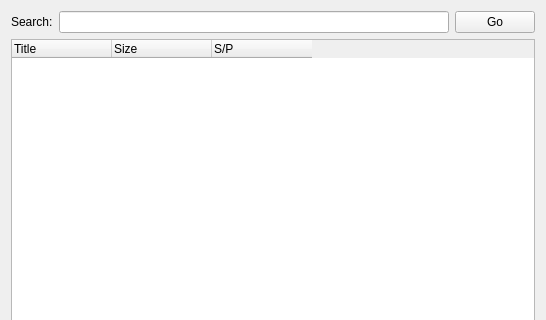
Qt form ztorrent.ui (viranch/ztorrent) before a commit; both pictures show x 0 to 546 and y 0 to 320 of the 546 by 511 pixel window.
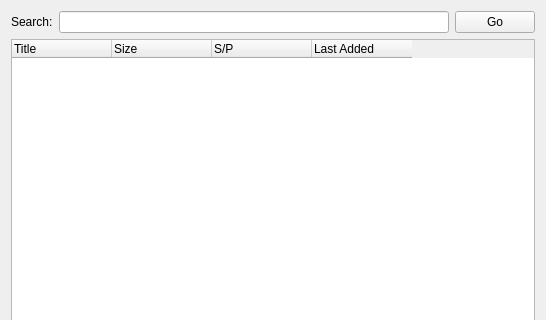
The same form after that commit.

The edit to the form file:
```diff
--- a/ztorrent.ui
+++ b/ztorrent.ui
@@ -95,6 +95,11 @@
         <string>S/P</string>
        </property>
       </column>
+      <column>
+       <property name="text">
+        <string>Last Added</string>
+       </property>
+      </column>
      </widget>
     </item>
    </layout>
```
